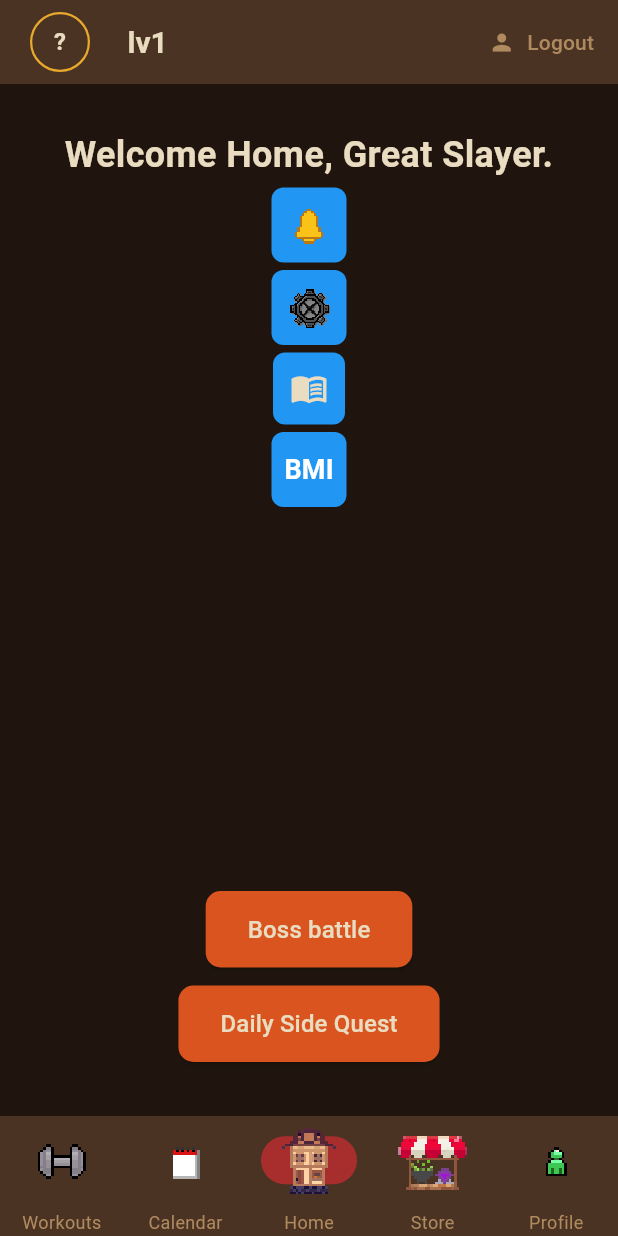
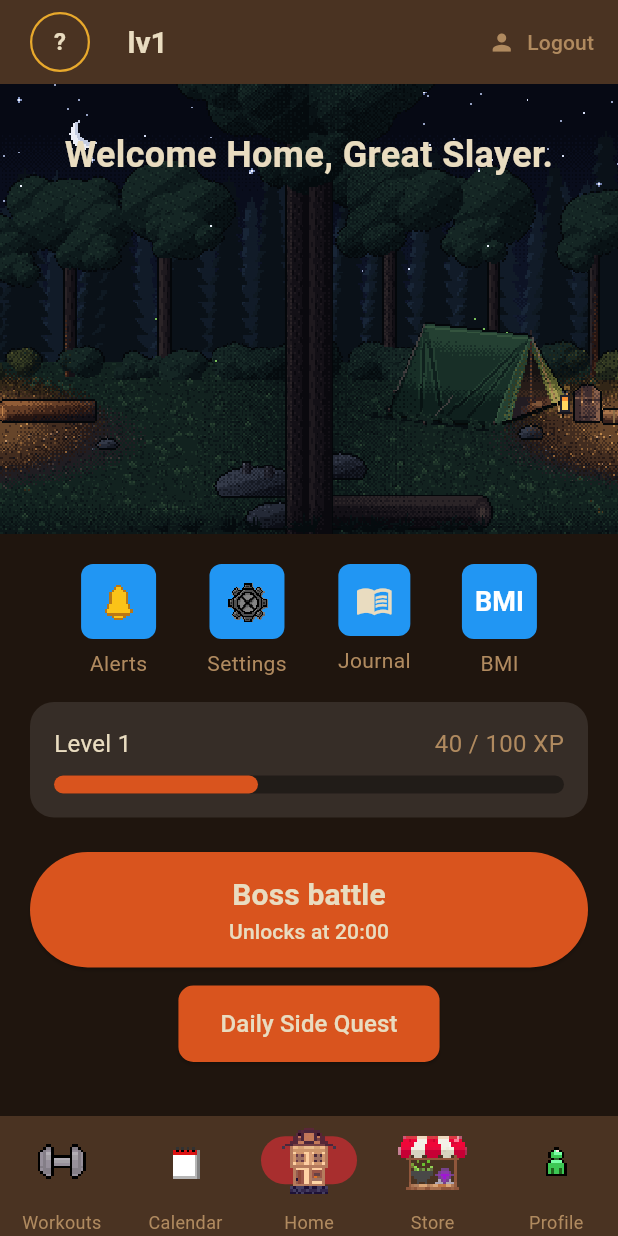
Before and after one commit to m1k3br4n6/fitness_slayer_app_s6, a Flutter app: the screen it shows once a user with an empty profile is signed in, on a phone screen of 412 x 824 dp. Run offline on Flutter 3.47's test engine with Material 3 defaults, Android fonts, the phone set to English and light mode, and no system bars; our stand-ins replace circular_countdown_timer, cloud_firestore, firebase_auth, firebase_core, flutter_local_notifications, flutter_spinkit and 2 more; missing offline and left inert: muscle_mapper; accounts and stored records are empty.

Commit message:
Updated home screen (not done yet)

```diff
--- a/lib/screens/home.dart
+++ b/lib/screens/home.dart
@@ -20,6 +20,14 @@ import 'package:fitness_slayer_01/widgets/app_bar.dart';
 import 'package:fitness_slayer_01/theme/app_colors.dart';
 import 'package:fitness_slayer_01/screens/game-features/boss_battle.dart';
 
+//Sprite Animator
+import 'package:fitness_slayer_01/services/sprite_animator.dart';
+
+const String campfireScene = 'assets/spritesheets/backgrounds/campsite_background_spritesheet.png';
+
+//Campsite Height
+const double campsiteHeight = 300;
+
 class Home extends StatefulWidget {
   const Home({super.key});
 
@@ -35,6 +43,11 @@ class _HomeState extends State<Home> {
   bool isAdmin = false;
   //keeps track of active tab; defaults to Home in the middle
   int _currentIndex = 2;
+
+  //values for the XP bar. TODO: replace with the real values from the user
+  int level = 1;
+  int xp = 40;
+  int xpToNext = 100;
 
   @override
   void initState() { //runs when stateful widget is first created
@@ -77,6 +90,67 @@ class _HomeState extends State<Home> {
     );
   }
 
+  //puts a small text label under an icon button
+  Widget withLabel(Widget button, String label) {
+    return Column(
+      children: [
+        button,
+        const SizedBox(height: 6),
+        Text(label, style: TextStyle(color: AppColors.mutedParchment, fontSize: 14)),
+      ],
+    );
+  }
+
+  // campsite container
+
+  Widget _buildCampsiteContainer() {
+    return SizedBox(
+      width: double.infinity,
+      height: campsiteHeight,
+      child: ClipRect(
+        child: Stack(
+          fit: StackFit.expand,
+          children: [
+            //background picture
+            Image.asset(
+              campfireScene,
+              fit: BoxFit.cover,
+              alignment: Alignment.bottomCenter,
+              filterQuality: FilterQuality.none,
+
+            ),
+
+            // TODO: add animations
+            SpriteAnimator.play('campsite_background_spritesheet', scale: 5),
+
+            // Positioned(
+            //   bottom: 60,
+            //   left: 0,
+            //   right: 0,
+            //   child: Center(child: ()),
+            // ),
+
+            //welcome text
+            const Positioned(
+              top: 30,
+              left: 20,
+              right: 20,
+              child: Text(
+                'Welcome Home, Great Slayer.',
+                textAlign: TextAlign.center,
+                style: TextStyle(
+                  color: AppColors.parchmentWhite,
+                  fontSize: 24,
+                  fontWeight: FontWeight.bold,
+                ),
+              ),
+            ),
+          ],
+        ),
+      ),
+    );
+  }
+
   @override
   Widget build(BuildContext context) {
     //pages ordered with home centred
@@ -95,22 +169,23 @@ class _HomeState extends State<Home> {
               child: IntrinsicHeight(
                 child: Container(
                   width: double.infinity,
-                  padding: const EdgeInsets.only(top: 30.0, left: 20.0, right: 20.0, bottom: 24.0),
+                  padding: const EdgeInsets.only(bottom: 24.0),
                   child: Column(
                     crossAxisAlignment: CrossAxisAlignment.center,
                     children: [
-                      const Text(
-                        'Welcome Home, Great Slayer.',
-                        textAlign: TextAlign.center,
-                        style: TextStyle(
-                          color: AppColors.parchmentWhite,
-                          fontSize: 24,
-                          fontWeight: FontWeight.bold,
-                        ),
-                      ),
+                      // Horizontal campsite container (animation + character + welcome text)
+                      _buildCampsiteContainer(),
 
-                      SizedBox(height: 5),
+                      const SizedBox(height: 20),
 
+                      // Row of icon buttons, directly below the campsite container
+                      Padding(
+                        padding: const EdgeInsets.symmetric(horizontal: 20.0),
+                        child: Row(
+                          mainAxisAlignment: MainAxisAlignment.spaceEvenly,
+                          crossAxisAlignment: CrossAxisAlignment.start,
+                          children: [
+                            withLabel(
                               // Notifications button with pixel art
                               Container(
                                 decoration: BoxDecoration(
@@ -135,9 +210,10 @@ class _HomeState extends State<Home> {
                                   },
                                 ),
                               ),
+                              'Alerts',
+                            ),
 
-                      SizedBox(height: 5),
-
+                            withLabel(
                               // Settings button with pixel art
                               Container(
                                 decoration: BoxDecoration(
@@ -162,9 +238,10 @@ class _HomeState extends State<Home> {
                                   },
                                 ),
                               ),
+                              'Settings',
+                            ),
 
-                      SizedBox(height: 5),
-
+                            withLabel(
                               // Info button
                               Container(
                                 decoration: BoxDecoration(
@@ -190,9 +267,10 @@ class _HomeState extends State<Home> {
                                   },
                                 ),
                               ),
+                              'Journal',
+                            ),
 
-                      SizedBox(height: 5),
-
+                            withLabel(
                               // BMI button
                               Container(
                                 decoration: BoxDecoration(
@@ -226,11 +304,12 @@ class _HomeState extends State<Home> {
                                   ),
                                 ),
                               ),
-
-                      SizedBox(height: 5),
+                              'BMI',
+                            ),
 
                             //admin only: equipment crud page button
                             if (isAdmin) //only displays button if user is admin
+                              withLabel(
                                 Container(
                                   decoration: BoxDecoration(
                                     color: Colors.amber,
@@ -244,7 +323,7 @@ class _HomeState extends State<Home> {
                                     padding: EdgeInsets.zero,
                                     icon: Icon(Icons.admin_panel_settings),
                                     color: Colors.black87,
-                          iconSize:28,
+                                    iconSize: 28,
                                     onPressed: () {
                                       Navigator.push(
                                         context,
@@ -255,20 +334,62 @@ class _HomeState extends State<Home> {
                                     },
                                   ),
                                 ),
+                                'Admin',
+                              ),
+                          ],
+                        ),
+                      ),
 
-                      // Empty spacer area for future campfire scenes, assets, GIFs, videos, or widgets
+                      const SizedBox(height: 16),
+
+                      // XP bar. TODO: replace level / xp / xpToNext with the real values from the user.
+                      Padding(
+                        padding: const EdgeInsets.symmetric(horizontal: 20.0),
+                        child: Container(
+                          padding: const EdgeInsets.all(16),
+                          decoration: BoxDecoration(
+                            color: Colors.white10,
+                            borderRadius: BorderRadius.circular(16),
+                          ),
+                          child: Column(
+                            children: [
+                              Row(
+                                mainAxisAlignment: MainAxisAlignment.spaceBetween,
+                                children: [
+                                  Text('Level $level', style: TextStyle(color: AppColors.parchmentWhite, fontSize: 16)),
+                                  Text('$xp / $xpToNext XP', style: TextStyle(color: AppColors.mutedParchment, fontSize: 16)),
+                                ],
+                              ),
+                              const SizedBox(height: 10),
+                              LinearProgressIndicator(
+                                value: xp / xpToNext,
+                                minHeight: 12,
+                                color: AppColors.flameOrange,
+                                backgroundColor: Colors.black38,
+                                borderRadius: BorderRadius.circular(6),
+                              ),
+                            ],
+                          ),
+                        ),
+                      ),
+
+                      // Empty spacer area for future assets, GIFs, videos, or widgets
                       const Spacer(),
 
                       const SizedBox(height: 12),
 
                       // Boss battle button for Temp testing
-                      ElevatedButton(
+                      Padding(
+                        padding: const EdgeInsets.symmetric(horizontal: 20.0),
+                        child: SizedBox(
+                          width: double.infinity,
+                          child: ElevatedButton(
                             style: ElevatedButton.styleFrom(
                               backgroundColor: AppColors.flameOrange,
                               foregroundColor: AppColors.parchmentWhite,
-                          padding: const EdgeInsets.symmetric(horizontal: 28, vertical: 14),
+                              padding: const EdgeInsets.symmetric(vertical: 14),
                               shape: RoundedRectangleBorder(
-                            borderRadius: BorderRadius.circular(10),
+                                borderRadius: BorderRadius.circular(40),
                               ),
                             ),
                             onPressed: () {
@@ -277,7 +398,15 @@ class _HomeState extends State<Home> {
                                 MaterialPageRoute(builder: (context) => const BossBattleScreen()),
                               );
                             },
-                        child: Text('Boss battle', style: TextStyle(color: AppColors.parchmentWhite, fontSize: 16)),
+                            child: const Column(
+                              mainAxisSize: MainAxisSize.min,
+                              children: [
+                                Text('Boss battle', style: TextStyle(fontSize: 20, fontWeight: FontWeight.bold)),
+                                Text('Unlocks at 20:00', style: TextStyle(fontSize: 14)),
+                              ],
+                            ),
+                          ),
+                        ),
                       ),
                       const SizedBox(height: 12),
 
@@ -356,7 +485,7 @@ class _HomeState extends State<Home> {
               _currentIndex = index;
             });
           },
-          destinations:  [
+          destinations: [
             //workouts tab
             NavigationDestination(
               icon: pixelIcon('assets/icons/workouts.png'),
@@ -371,7 +500,8 @@ class _HomeState extends State<Home> {
             NavigationDestination(
               icon: pixelIcon('assets/icons/calendar.png'),
               selectedIcon: pixelIcon(
-                'assets/icons/calendar.png',                selected: true,
+                'assets/icons/calendar.png',
+                selected: true,
               ),
               label: 'Calendar',
             ),
```
Lines whose indentation alone changed are shown as unchanged.
